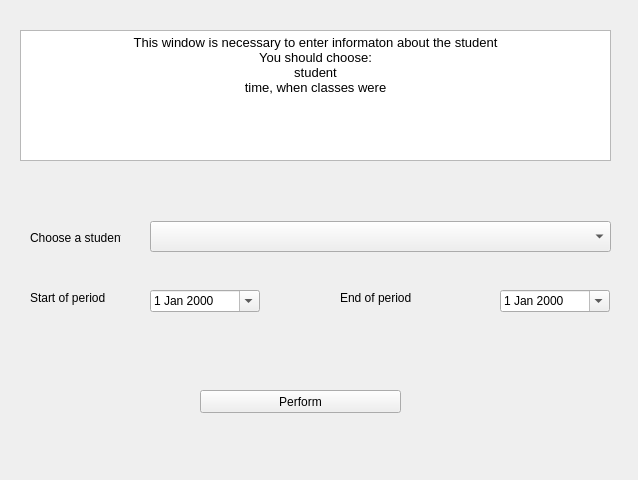
This is view/student/mstudent.ui in Nastya-Dlusskaya/Corse-Work as Qt 5 draws it before an edit. The edited form follows.
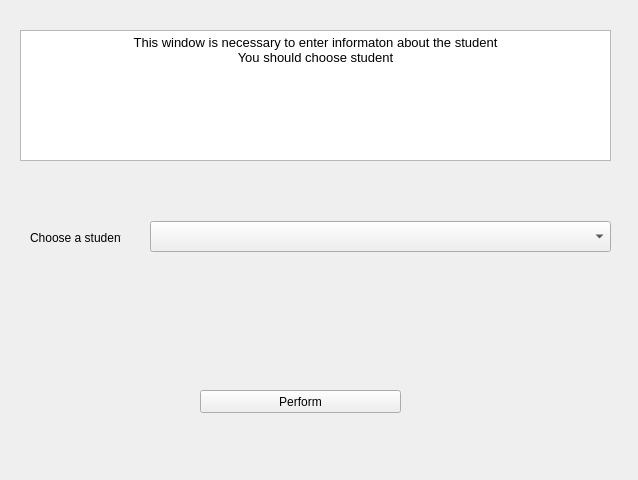
This is the edited form. Icons and pictures are not drawn.

```diff
--- a/view/student/mstudent.ui
+++ b/view/student/mstudent.ui
@@ -67,25 +67,6 @@
     <bool>false</bool>
    </property>
   </widget>
-  <widget class="QDateEdit" name="dateEdit">
-   <property name="geometry">
-    <rect>
-     <x>150</x>
-     <y>290</y>
-     <width>110</width>
-     <height>22</height>
-    </rect>
-   </property>
-   <property name="contextMenuPolicy">
-    <enum>Qt::DefaultContextMenu</enum>
-   </property>
-   <property name="currentSection">
-    <enum>QDateTimeEdit::MonthSection</enum>
-   </property>
-   <property name="calendarPopup">
-    <bool>true</bool>
-   </property>
-  </widget>
   <widget class="QTextBrowser" name="textBrowser">
    <property name="geometry">
     <rect>
@@ -104,22 +85,8 @@
 p, li { white-space: pre-wrap; }
 &lt;/style&gt;&lt;/head&gt;&lt;body style=&quot; font-family:'MS Shell Dlg 2'; font-size:8.25pt; font-weight:400; font-style:normal;&quot;&gt;
 &lt;p align=&quot;center&quot; style=&quot; margin-top:0px; margin-bottom:0px; margin-left:0px; margin-right:0px; -qt-block-indent:0; text-indent:0px;&quot;&gt;&lt;span style=&quot; font-size:10pt;&quot;&gt;This window is necessary to enter informaton about the student&lt;/span&gt;&lt;/p&gt;
-&lt;p align=&quot;center&quot; style=&quot; margin-top:0px; margin-bottom:0px; margin-left:0px; margin-right:0px; -qt-block-indent:0; text-indent:0px;&quot;&gt;&lt;span style=&quot; font-size:10pt;&quot;&gt;You should choose:&lt;/span&gt;&lt;/p&gt;
-&lt;p align=&quot;center&quot; style=&quot; margin-top:0px; margin-bottom:0px; margin-left:0px; margin-right:0px; -qt-block-indent:0; text-indent:0px;&quot;&gt;&lt;span style=&quot; font-size:10pt;&quot;&gt;student&lt;/span&gt;&lt;/p&gt;
-&lt;p align=&quot;center&quot; style=&quot; margin-top:0px; margin-bottom:0px; margin-left:0px; margin-right:0px; -qt-block-indent:0; text-indent:0px;&quot;&gt;&lt;span style=&quot; font-size:10pt;&quot;&gt;time, when classes were&lt;/span&gt;&lt;/p&gt;&lt;/body&gt;&lt;/html&gt;</string>
-   </property>
-  </widget>
-  <widget class="QDateEdit" name="dateEdit_2">
-   <property name="geometry">
-    <rect>
-     <x>500</x>
-     <y>290</y>
-     <width>110</width>
-     <height>22</height>
-    </rect>
-   </property>
-   <property name="calendarPopup">
-    <bool>true</bool>
+&lt;p align=&quot;center&quot; style=&quot; margin-top:0px; margin-bottom:0px; margin-left:0px; margin-right:0px; -qt-block-indent:0; text-indent:0px;&quot;&gt;&lt;span style=&quot; font-size:10pt;&quot;&gt;You should choose student&lt;/span&gt;&lt;/p&gt;
+&lt;p align=&quot;center&quot; style=&quot;-qt-paragraph-type:empty; margin-top:0px; margin-bottom:0px; margin-left:0px; margin-right:0px; -qt-block-indent:0; text-indent:0px;&quot;&gt;&lt;br /&gt;&lt;/p&gt;&lt;/body&gt;&lt;/html&gt;</string>
    </property>
   </widget>
   <widget class="QLabel" name="label">
@@ -135,32 +102,6 @@
     <string>Choose a student</string>
    </property>
   </widget>
-  <widget class="QLabel" name="label_2">
-   <property name="geometry">
-    <rect>
-     <x>30</x>
-     <y>290</y>
-     <width>81</width>
-     <height>16</height>
-    </rect>
-   </property>
-   <property name="text">
-    <string>Start of period</string>
-   </property>
-  </widget>
-  <widget class="QLabel" name="label_3">
-   <property name="geometry">
-    <rect>
-     <x>340</x>
-     <y>290</y>
-     <width>71</width>
-     <height>16</height>
-    </rect>
-   </property>
-   <property name="text">
-    <string>End of period</string>
-   </property>
-  </widget>
  </widget>
  <resources/>
  <connections>
```
Left out of the diff: 32 changed lines with no effect on the pictures.
